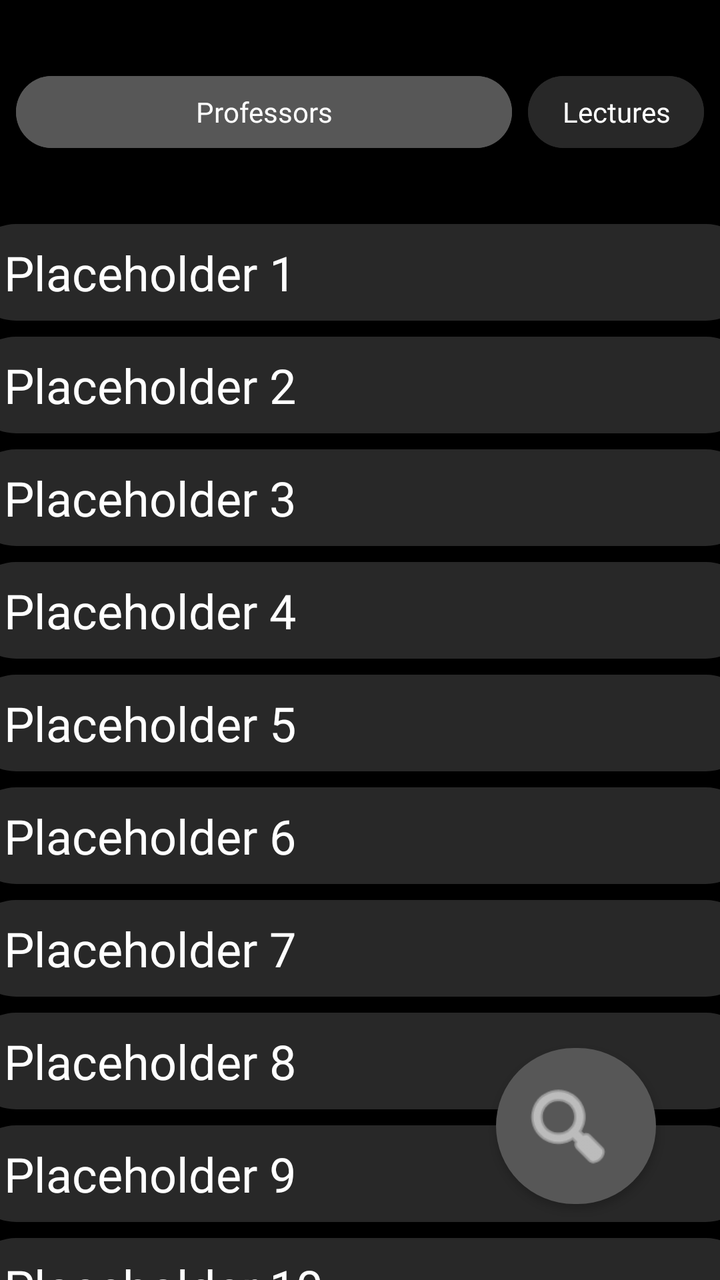
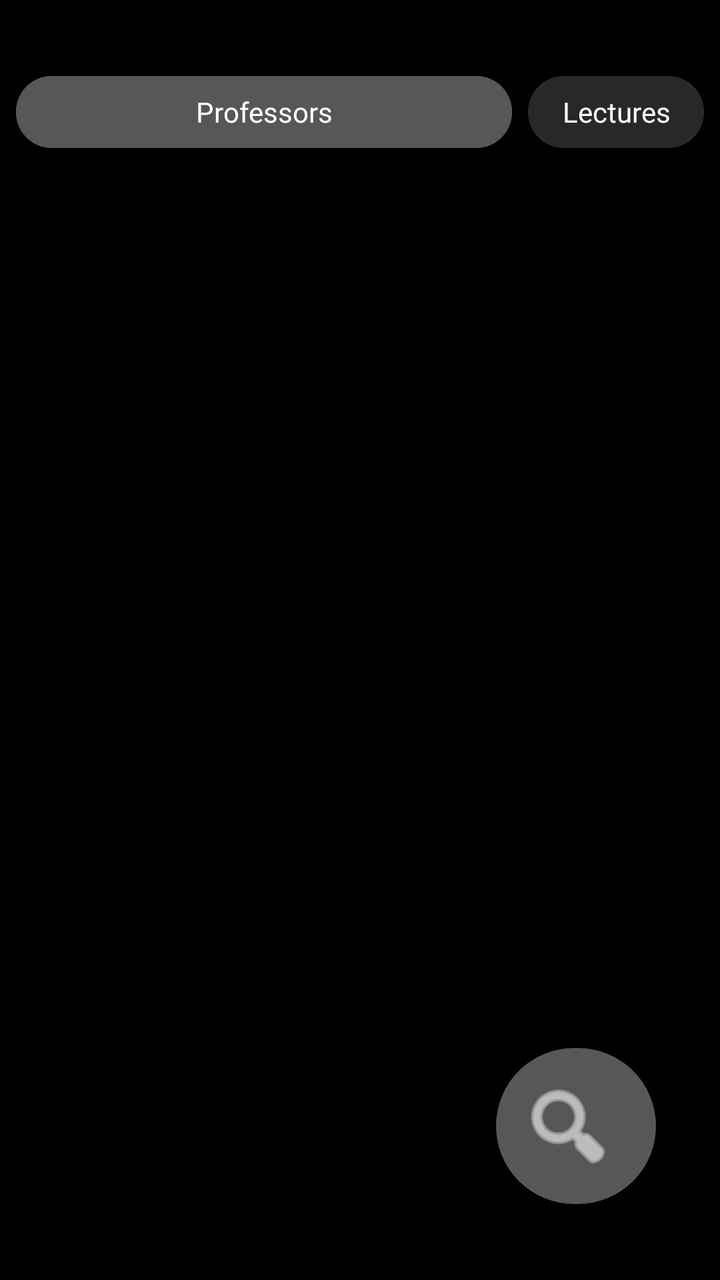

An Android layout rendered at two revisions. The XML below is the earlier revision; the diff shows what the commit changed to produce the second picture.
<!-- AndroidManifest.xml: application theme Theme.MyApplication_Java -->
<!-- res/layout/fragment_prof_selection.xml -->
<?xml version="1.0" encoding="utf-8"?>
<androidx.constraintlayout.widget.ConstraintLayout xmlns:android="http://schemas.android.com/apk/res/android"
    xmlns:app="http://schemas.android.com/apk/res-auto"
    xmlns:tools="http://schemas.android.com/tools"
    android:layout_width="match_parent"
    android:layout_height="match_parent"
    android:background="#000000">


    <com.google.android.material.button.MaterialButton
        android:id="@+id/search_button"
        android:layout_width="80dp"
        android:layout_height="90dp"
        android:layout_marginEnd="32dp"
        android:layout_marginBottom="32dp"
        app:backgroundTint="#575757"
        app:cornerRadius="48dp"
        app:icon="@android:drawable/ic_menu_search"
        app:iconGravity="textStart"
        app:iconSize="50dp"
        app:iconTint="@android:color/white"
        app:layout_constraintBottom_toBottomOf="parent"
        app:layout_constraintEnd_toEndOf="parent"
        app:srcCompat="@android:drawable/ic_menu_search" />

    <com.google.android.material.button.MaterialButton
        android:id="@+id/lectures_button"
        android:layout_width="wrap_content"
        android:layout_height="wrap_content"
        android:layout_marginTop="32dp"
        android:layout_marginEnd="8dp"
        android:backgroundTint="#282828"
        style="@style/text_style"
        android:letterSpacing="0"
        android:paddingTop="8dp"
        android:paddingBottom="8dp"
        android:text="Lectures"
        android:textColor="#FFFFFF"
        android:textSize="14sp"
        app:cornerRadius="24dp"
        app:layout_constraintEnd_toEndOf="parent"
        app:layout_constraintTop_toTopOf="parent" />

    <com.google.android.material.button.MaterialButton
        android:id="@+id/profs_button"
        android:layout_width="0dp"
        android:layout_height="wrap_content"
        android:layout_marginStart="8dp"
        android:layout_marginTop="32dp"
        android:layout_marginEnd="8dp"
        android:backgroundTint="#575757"
        style="@style/text_style"
        android:letterSpacing="0"
        android:paddingTop="8dp"
        android:paddingBottom="8dp"
        android:text="Professors"
        android:textAlignment="center"
        android:textAllCaps="false"
        android:textColor="#FFFFFF"
        android:textSize="14sp"
        app:cornerRadius="24dp"
        app:layout_constraintEnd_toStartOf="@+id/lectures_button"
        app:layout_constraintStart_toStartOf="parent"
        app:layout_constraintTop_toTopOf="parent" />

    <ScrollView
        android:id="@+id/scrollView2"
        android:layout_width="409dp"
        android:layout_height="740dp"
        android:layout_marginStart="16dp"
        android:layout_marginTop="16dp"
        android:layout_marginEnd="16dp"
        app:layout_constraintEnd_toEndOf="parent"
        app:layout_constraintStart_toStartOf="parent"
        app:layout_constraintTop_toBottomOf="@+id/profs_button">

        <androidx.constraintlayout.widget.ConstraintLayout
            android:layout_width="match_parent"
            android:layout_height="wrap_content">


            <TextView
                android:id="@+id/prof_placeholder"
                android:layout_width="0dp"
                android:layout_height="wrap_content"
                android:layout_marginStart="8dp"
                android:layout_marginTop="16dp"
                android:layout_marginEnd="8dp"
                android:background="@drawable/rounded_box"
                android:fontFamily="@font/inter_bold"
                android:paddingTop="8dp"
                android:paddingBottom="8dp"
                android:text="   Placeholder 1"
                android:textColor="#FFFFFF"
                android:textSize="24sp"
                app:layout_constraintEnd_toEndOf="parent"
                app:layout_constraintHorizontal_bias="0.0"
                app:layout_constraintStart_toStartOf="parent"
                app:layout_constraintTop_toTopOf="parent" />

            <TextView
                android:id="@+id/prof_placeholder2"
                android:layout_width="0dp"
                android:layout_height="wrap_content"
                android:layout_marginStart="8dp"
                android:layout_marginTop="8dp"
                android:layout_marginEnd="8dp"
                android:background="@drawable/rounded_box"
                android:fontFamily="@font/inter_bold"
                android:paddingTop="8dp"
                android:paddingBottom="8dp"
                android:text="   Placeholder 2"
                android:textColor="#FFFFFF"
                android:textSize="24sp"
                app:layout_constraintEnd_toEndOf="parent"
                app:layout_constraintStart_toStartOf="parent"
                app:layout_constraintTop_toBottomOf="@id/prof_placeholder" />

            <TextView
                android:id="@+id/prof_placeholder3"
                android:layout_width="0dp"
                android:layout_height="wrap_content"
                android:layout_marginStart="8dp"
                android:layout_marginTop="8dp"
                android:layout_marginEnd="8dp"
                android:background="@drawable/rounded_box"
                android:fontFamily="@font/inter_bold"
                android:paddingTop="8dp"
                android:paddingBottom="8dp"
                android:text="   Placeholder 3"
                android:textColor="#FFFFFF"
                android:textSize="24sp"
                app:layout_constraintEnd_toEndOf="parent"
                app:layout_constraintStart_toStartOf="parent"
                app:layout_constraintTop_toBottomOf="@+id/prof_placeholder2" />

            <TextView
                android:id="@+id/prof_placeholder4"
                android:layout_width="0dp"
                android:layout_height="wrap_content"
                android:layout_marginStart="8dp"
                android:layout_marginTop="8dp"
                android:layout_marginEnd="8dp"
                android:background="@drawable/rounded_box"
                android:fontFamily="@font/inter_bold"
                android:paddingTop="8dp"
                android:paddingBottom="8dp"
                android:text="   Placeholder 4"
                android:textColor="#FFFFFF"
                android:textSize="24sp"
                app:layout_constraintEnd_toEndOf="parent"
                app:layout_constraintStart_toStartOf="parent"
                app:layout_constraintTop_toBottomOf="@id/prof_placeholder3" />


            <TextView
                android:id="@+id/prof_placeholder5"
                android:layout_width="0dp"
                android:layout_height="wrap_content"
                android:layout_marginStart="8dp"
                android:layout_marginTop="8dp"
                android:layout_marginEnd="8dp"
                android:background="@drawable/rounded_box"
                android:fontFamily="@font/inter_bold"
                android:paddingTop="8dp"
                android:paddingBottom="8dp"
                android:text="   Placeholder 5"
                android:textColor="#FFFFFF"
                android:textSize="24sp"
                app:layout_constraintEnd_toEndOf="parent"
                app:layout_constraintStart_toStartOf="parent"
                app:layout_constraintTop_toBottomOf="@id/prof_placeholder4" />

            <TextView
                android:id="@+id/prof_placeholder6"
                android:layout_width="0dp"
                android:layout_height="wrap_content"
                android:layout_marginStart="8dp"
                android:layout_marginTop="8dp"
                android:layout_marginEnd="8dp"
                android:background="@drawable/rounded_box"
                android:fontFamily="@font/inter_bold"
                android:paddingTop="8dp"
                android:paddingBottom="8dp"
                android:text="   Placeholder 6"
                android:textColor="#FFFFFF"
                android:textSize="24sp"
                app:layout_constraintEnd_toEndOf="parent"
                app:layout_constraintHorizontal_bias="0.0"
                app:layout_constraintStart_toStartOf="parent"
                app:layout_constraintTop_toBottomOf="@+id/prof_placeholder5" />

            <TextView
                android:id="@+id/prof_placeholder7"
                android:layout_width="0dp"
                android:layout_height="wrap_content"
                android:layout_marginStart="8dp"
                android:layout_marginTop="8dp"
                android:layout_marginEnd="8dp"
                android:background="@drawable/rounded_box"
                android:fontFamily="@font/inter_bold"
                android:paddingTop="8dp"
                android:paddingBottom="8dp"
                android:text="   Placeholder 7"
                android:textColor="#FFFFFF"
                android:textSize="24sp"
                app:layout_constraintEnd_toEndOf="parent"
                app:layout_constraintStart_toStartOf="parent"
                app:layout_constraintTop_toBottomOf="@id/prof_placeholder6" />

            <TextView
                android:id="@+id/prof_placeholder8"
                android:layout_width="0dp"
                android:layout_height="wrap_content"
                android:layout_marginStart="8dp"
                android:layout_marginTop="8dp"
                android:layout_marginEnd="8dp"
                android:background="@drawable/rounded_box"
                android:fontFamily="@font/inter_bold"
                android:paddingTop="8dp"
                android:paddingBottom="8dp"
                android:text="   Placeholder 8"
                android:textColor="#FFFFFF"
                android:textSize="24sp"
                app:layout_constraintEnd_toEndOf="parent"
                app:layout_constraintStart_toStartOf="parent"
                app:layout_constraintTop_toBottomOf="@+id/prof_placeholder7" />

            <TextView
                android:id="@+id/prof_placeholder9"
                android:layout_width="0dp"
                android:layout_height="wrap_content"
                android:layout_marginStart="8dp"
                android:layout_marginTop="8dp"
                android:layout_marginEnd="8dp"
                android:background="@drawable/rounded_box"
                android:fontFamily="@font/inter_bold"
                android:paddingTop="8dp"
                android:paddingBottom="8dp"
                android:text="   Placeholder 9"
                android:textColor="#FFFFFF"
                android:textSize="24sp"
                app:layout_constraintEnd_toEndOf="parent"
                app:layout_constraintStart_toStartOf="parent"
                app:layout_constraintTop_toBottomOf="@id/prof_placeholder8" />


            <TextView
                android:id="@+id/prof_placeholder10"
                android:layout_width="0dp"
                android:layout_height="wrap_content"
                android:layout_marginStart="8dp"
                android:layout_marginTop="8dp"
                android:layout_marginEnd="8dp"
                android:background="@drawable/rounded_box"
                android:fontFamily="@font/inter_bold"
                android:paddingTop="8dp"
                android:paddingBottom="8dp"
                android:text="   Placeholder 10"
                android:textColor="#FFFFFF"
                android:textSize="24sp"
                app:layout_constraintEnd_toEndOf="parent"
                app:layout_constraintStart_toStartOf="parent"
                app:layout_constraintTop_toBottomOf="@id/prof_placeholder9" />

            <TextView
                android:id="@+id/prof_placeholder11"
                android:layout_width="0dp"
                android:layout_height="wrap_content"
                android:layout_marginStart="8dp"
                android:layout_marginTop="8dp"
                android:layout_marginEnd="8dp"
                android:background="@drawable/rounded_box"
                android:fontFamily="@font/inter_bold"
                android:paddingTop="8dp"
                android:paddingBottom="8dp"
                android:text="   Placeholder 11"
                android:textColor="#FFFFFF"
                android:textSize="24sp"
                app:layout_constraintEnd_toEndOf="parent"
                app:layout_constraintHorizontal_bias="0.0"
                app:layout_constraintStart_toStartOf="parent"
                app:layout_constraintTop_toBottomOf="@+id/prof_placeholder10" />

            <TextView
                android:id="@+id/prof_placeholder12"
                android:layout_width="0dp"
                android:layout_height="wrap_content"
                android:layout_marginStart="8dp"
                android:layout_marginTop="8dp"
                android:layout_marginEnd="8dp"
                android:background="@drawable/rounded_box"
                android:fontFamily="@font/inter_bold"
                android:paddingTop="8dp"
                android:paddingBottom="8dp"
                android:text="   Placeholder 9"
                android:textColor="#FFFFFF"
                android:textSize="24sp"
                app:layout_constraintEnd_toEndOf="parent"
                app:layout_constraintStart_toStartOf="parent"
                app:layout_constraintTop_toBottomOf="@id/prof_placeholder11" />


            <TextView
                android:id="@+id/prof_placeholder13"
                android:layout_width="0dp"
                android:layout_height="wrap_content"
                android:layout_marginStart="8dp"
                android:layout_marginTop="8dp"
                android:layout_marginEnd="8dp"
                android:background="@drawable/rounded_box"
                android:fontFamily="@font/inter_bold"
                android:paddingTop="8dp"
                android:paddingBottom="8dp"
                android:text="   Placeholder 10"
                android:textColor="#FFFFFF"
                android:textSize="24sp"
                app:layout_constraintEnd_toEndOf="parent"
                app:layout_constraintStart_toStartOf="parent"
                app:layout_constraintTop_toBottomOf="@id/prof_placeholder12" />

            <TextView
                android:id="@+id/prof_placeholder14"
                android:layout_width="0dp"
                android:layout_height="wrap_content"
                android:layout_marginStart="8dp"
                android:layout_marginTop="8dp"
                android:layout_marginEnd="8dp"
                android:background="@drawable/rounded_box"
                android:fontFamily="@font/inter_bold"
                android:paddingTop="8dp"
                android:paddingBottom="8dp"
                android:text="   Placeholder 11"
                android:textColor="#FFFFFF"
                android:textSize="24sp"
                app:layout_constraintEnd_toEndOf="parent"
                app:layout_constraintHorizontal_bias="0.0"
                app:layout_constraintStart_toStartOf="parent"
                app:layout_constraintTop_toBottomOf="@+id/prof_placeholder13" />


        </androidx.constraintlayout.widget.ConstraintLayout>
    </ScrollView>

</androidx.constraintlayout.widget.ConstraintLayout>
<!-- resources referenced by this layout -->
<resources>
  <!-- drawable rounded_box (drawable) -->
  <shape xmlns:android="http://schemas.android.com/apk/res/android">
  
      <solid android:color="#282828"/>
  
      <corners android:radius="24dp"/>
  
  </shape>
  <style name="text_style" parent="Widget.MaterialComponents.Button">
          <item name="android:fontFamily">@font/inter_bold</item>
          <item name="android:textAllCaps">false</item>
      </style>
  <style name="Theme.MyApplication_Java" parent="Theme.MaterialComponents.DayNight.NoActionBar">
          
          <item name="colorPrimary">@color/purple_500</item>
          <item name="colorPrimaryVariant">@color/purple_700</item>
          <item name="colorOnPrimary">@color/white</item>
          
          <item name="colorSecondary">@color/teal_200</item>
          <item name="colorSecondaryVariant">@color/teal_700</item>
          <item name="colorOnSecondary">@color/black</item>
          
          <item name="android:statusBarColor">?attr/colorPrimaryVariant</item>
          
      </style>
  <color name="purple_500">#FF6200EE</color>
  <color name="purple_700">#FF3700B3</color>
  <color name="white">#FFFFFFFF</color>
  <color name="teal_200">#FF03DAC5</color>
  <color name="teal_700">#FF018786</color>
  <color name="black">#FF000000</color>
</resources>

<!-- the commit's change to res/layout/fragment_prof_selection.xml (unified diff, before → after) -->
@@ -63,283 +63,15 @@
         app:layout_constraintStart_toStartOf="parent"
         app:layout_constraintTop_toTopOf="parent" />
 
-    <ScrollView
-        android:id="@+id/scrollView2"
-        android:layout_width="409dp"
-        android:layout_height="740dp"
-        android:layout_marginStart="16dp"
-        android:layout_marginTop="16dp"
-        android:layout_marginEnd="16dp"
+    <androidx.recyclerview.widget.RecyclerView
+        android:id="@+id/list"
+        android:layout_width="match_parent"
+        android:layout_height="match_parent"
+        android:layout_marginTop="80dp"
+        android:layout_marginBottom="120dp"
+        app:layout_constraintBottom_toBottomOf="parent"
         app:layout_constraintEnd_toEndOf="parent"
         app:layout_constraintStart_toStartOf="parent"
-        app:layout_constraintTop_toBottomOf="@+id/profs_button">
-
-        <androidx.constraintlayout.widget.ConstraintLayout
-            android:layout_width="match_parent"
-            android:layout_height="wrap_content">
-
-
-            <TextView
-                android:id="@+id/prof_placeholder"
-                android:layout_width="0dp"
-                android:layout_height="wrap_content"
-                android:layout_marginStart="8dp"
-                android:layout_marginTop="16dp"
-                android:layout_marginEnd="8dp"
-                android:background="@drawable/rounded_box"
-                android:fontFamily="@font/inter_bold"
-                android:paddingTop="8dp"
-                android:paddingBottom="8dp"
-                android:text="   Placeholder 1"
-                android:textColor="#FFFFFF"
-                android:textSize="24sp"
-                app:layout_constraintEnd_toEndOf="parent"
-                app:layout_constraintHorizontal_bias="0.0"
-                app:layout_constraintStart_toStartOf="parent"
-                app:layout_constraintTop_toTopOf="parent" />
-
-            <TextView
-                android:id="@+id/prof_placeholder2"
-                android:layout_width="0dp"
-                android:layout_height="wrap_content"
-                android:layout_marginStart="8dp"
-                android:layout_marginTop="8dp"
-                android:layout_marginEnd="8dp"
-                android:background="@drawable/rounded_box"
-                android:fontFamily="@font/inter_bold"
-                android:paddingTop="8dp"
-                android:paddingBottom="8dp"
-                android:text="   Placeholder 2"
-                android:textColor="#FFFFFF"
-                android:textSize="24sp"
-                app:layout_constraintEnd_toEndOf="parent"
-                app:layout_constraintStart_toStartOf="parent"
-                app:layout_constraintTop_toBottomOf="@id/prof_placeholder" />
-
-            <TextView
-                android:id="@+id/prof_placeholder3"
-                android:layout_width="0dp"
-                android:layout_height="wrap_content"
-                android:layout_marginStart="8dp"
-                android:layout_marginTop="8dp"
-                android:layout_marginEnd="8dp"
-                android:background="@drawable/rounded_box"
-                android:fontFamily="@font/inter_bold"
-                android:paddingTop="8dp"
-                android:paddingBottom="8dp"
-                android:text="   Placeholder 3"
-                android:textColor="#FFFFFF"
-                android:textSize="24sp"
-                app:layout_constraintEnd_toEndOf="parent"
-                app:layout_constraintStart_toStartOf="parent"
-                app:layout_constraintTop_toBottomOf="@+id/prof_placeholder2" />
-
-            <TextView
-                android:id="@+id/prof_placeholder4"
-                android:layout_width="0dp"
-                android:layout_height="wrap_content"
-                android:layout_marginStart="8dp"
-                android:layout_marginTop="8dp"
-                android:layout_marginEnd="8dp"
-                android:background="@drawable/rounded_box"
-                android:fontFamily="@font/inter_bold"
-                android:paddingTop="8dp"
-                android:paddingBottom="8dp"
-                android:text="   Placeholder 4"
-                android:textColor="#FFFFFF"
-                android:textSize="24sp"
-                app:layout_constraintEnd_toEndOf="parent"
-                app:layout_constraintStart_toStartOf="parent"
-                app:layout_constraintTop_toBottomOf="@id/prof_placeholder3" />
-
-
-            <TextView
-                android:id="@+id/prof_placeholder5"
-                android:layout_width="0dp"
-                android:layout_height="wrap_content"
-                android:layout_marginStart="8dp"
-                android:layout_marginTop="8dp"
-                android:layout_marginEnd="8dp"
-                android:background="@drawable/rounded_box"
-                android:fontFamily="@font/inter_bold"
-                android:paddingTop="8dp"
-                android:paddingBottom="8dp"
-                android:text="   Placeholder 5"
-                android:textColor="#FFFFFF"
-                android:textSize="24sp"
-                app:layout_constraintEnd_toEndOf="parent"
-                app:layout_constraintStart_toStartOf="parent"
-                app:layout_constraintTop_toBottomOf="@id/prof_placeholder4" />
-
-            <TextView
-                android:id="@+id/prof_placeholder6"
-                android:layout_width="0dp"
-                android:layout_height="wrap_content"
-                android:layout_marginStart="8dp"
-                android:layout_marginTop="8dp"
-                android:layout_marginEnd="8dp"
-                android:background="@drawable/rounded_box"
-                android:fontFamily="@font/inter_bold"
-                android:paddingTop="8dp"
-                android:paddingBottom="8dp"
-                android:text="   Placeholder 6"
-                android:textColor="#FFFFFF"
-                android:textSize="24sp"
-                app:layout_constraintEnd_toEndOf="parent"
-                app:layout_constraintHorizontal_bias="0.0"
-                app:layout_constraintStart_toStartOf="parent"
-                app:layout_constraintTop_toBottomOf="@+id/prof_placeholder5" />
-
-            <TextView
-                android:id="@+id/prof_placeholder7"
-                android:layout_width="0dp"
-                android:layout_height="wrap_content"
-                android:layout_marginStart="8dp"
-                android:layout_marginTop="8dp"
-                android:layout_marginEnd="8dp"
-                android:background="@drawable/rounded_box"
-                android:fontFamily="@font/inter_bold"
-                android:paddingTop="8dp"
-                android:paddingBottom="8dp"
-                android:text="   Placeholder 7"
-                android:textColor="#FFFFFF"
-                android:textSize="24sp"
-                app:layout_constraintEnd_toEndOf="parent"
-                app:layout_constraintStart_toStartOf="parent"
-                app:layout_constraintTop_toBottomOf="@id/prof_placeholder6" />
-
-            <TextView
-                android:id="@+id/prof_placeholder8"
-                android:layout_width="0dp"
-                android:layout_height="wrap_content"
-                android:layout_marginStart="8dp"
-                android:layout_marginTop="8dp"
-                android:layout_marginEnd="8dp"
-                android:background="@drawable/rounded_box"
-                android:fontFamily="@font/inter_bold"
-                android:paddingTop="8dp"
-                android:paddingBottom="8dp"
-                android:text="   Placeholder 8"
-                android:textColor="#FFFFFF"
-                android:textSize="24sp"
-                app:layout_constraintEnd_toEndOf="parent"
-                app:layout_constraintStart_toStartOf="parent"
-                app:layout_constraintTop_toBottomOf="@+id/prof_placeholder7" />
-
-            <TextView
-                android:id="@+id/prof_placeholder9"
-                android:layout_width="0dp"
-                android:layout_height="wrap_content"
-                android:layout_marginStart="8dp"
-                android:layout_marginTop="8dp"
-                android:layout_marginEnd="8dp"
-                android:background="@drawable/rounded_box"
-                android:fontFamily="@font/inter_bold"
-                android:paddingTop="8dp"
-                android:paddingBottom="8dp"
-                android:text="   Placeholder 9"
-                android:textColor="#FFFFFF"
-                android:textSize="24sp"
-                app:layout_constraintEnd_toEndOf="parent"
-                app:layout_constraintStart_toStartOf="parent"
-                app:layout_constraintTop_toBottomOf="@id/prof_placeholder8" />
-
-
-            <TextView
-                android:id="@+id/prof_placeholder10"
-                android:layout_width="0dp"
-                android:layout_height="wrap_content"
-                android:layout_marginStart="8dp"
-                android:layout_marginTop="8dp"
-                android:layout_marginEnd="8dp"
-                android:background="@drawable/rounded_box"
-                android:fontFamily="@font/inter_bold"
-                android:paddingTop="8dp"
-                android:paddingBottom="8dp"
-                android:text="   Placeholder 10"
-                android:textColor="#FFFFFF"
-                android:textSize="24sp"
-                app:layout_constraintEnd_toEndOf="parent"
-                app:layout_constraintStart_toStartOf="parent"
-                app:layout_constraintTop_toBottomOf="@id/prof_placeholder9" />
-
-            <TextView
-                android:id="@+id/prof_placeholder11"
-                android:layout_width="0dp"
-                android:layout_height="wrap_content"
-                android:layout_marginStart="8dp"
-                android:layout_marginTop="8dp"
-                android:layout_marginEnd="8dp"
-                android:background="@drawable/rounded_box"
-                android:fontFamily="@font/inter_bold"
-                android:paddingTop="8dp"
-                android:paddingBottom="8dp"
-                android:text="   Placeholder 11"
-                android:textColor="#FFFFFF"
-                android:textSize="24sp"
-                app:layout_constraintEnd_toEndOf="parent"
-                app:layout_constraintHorizontal_bias="0.0"
-                app:layout_constraintStart_toStartOf="parent"
-                app:layout_constraintTop_toBottomOf="@+id/prof_placeholder10" />
-
-            <TextView
-                android:id="@+id/prof_placeholder12"
-                android:layout_width="0dp"
-                android:layout_height="wrap_content"
-                android:layout_marginStart="8dp"
-                android:layout_marginTop="8dp"
-                android:layout_marginEnd="8dp"
-                android:background="@drawable/rounded_box"
-                android:fontFamily="@font/inter_bold"
-                android:paddingTop="8dp"
-                android:paddingBottom="8dp"
-                android:text="   Placeholder 9"
-                android:textColor="#FFFFFF"
-                android:textSize="24sp"
-                app:layout_constraintEnd_toEndOf="parent"
-                app:layout_constraintStart_toStartOf="parent"
-                app:layout_constraintTop_toBottomOf="@id/prof_placeholder11" />
-
-
-            <TextView
-                android:id="@+id/prof_placeholder13"
-                android:layout_width="0dp"
-                android:layout_height="wrap_content"
-                android:layout_marginStart="8dp"
-                android:layout_marginTop="8dp"
-                android:layout_marginEnd="8dp"
-                android:background="@drawable/rounded_box"
-                android:fontFamily="@font/inter_bold"
-                android:paddingTop="8dp"
-                android:paddingBottom="8dp"
-                android:text="   Placeholder 10"
-                android:textColor="#FFFFFF"
-                android:textSize="24sp"
-                app:layout_constraintEnd_toEndOf="parent"
-                app:layout_constraintStart_toStartOf="parent"
-                app:layout_constraintTop_toBottomOf="@id/prof_placeholder12" />
-
-            <TextView
-                android:id="@+id/prof_placeholder14"
-                android:layout_width="0dp"
-                android:layout_height="wrap_content"
-                android:layout_marginStart="8dp"
-                android:layout_marginTop="8dp"
-                android:layout_marginEnd="8dp"
-                android:background="@drawable/rounded_box"
-                android:fontFamily="@font/inter_bold"
-                android:paddingTop="8dp"
-                android:paddingBottom="8dp"
-                android:text="   Placeholder 11"
-                android:textColor="#FFFFFF"
-                android:textSize="24sp"
-                app:layout_constraintEnd_toEndOf="parent"
-                app:layout_constraintHorizontal_bias="0.0"
-                app:layout_constraintStart_toStartOf="parent"
-                app:layout_constraintTop_toBottomOf="@+id/prof_placeholder13" />
-
-
-        </androidx.constraintlayout.widget.ConstraintLayout>
-    </ScrollView>
+        app:layout_constraintTop_toTopOf="parent" />
 
 </androidx.constraintlayout.widget.ConstraintLayout>
<!-- resource entries referenced after the edit -->
@@ -1,13 +1,5 @@
 <!-- resources referenced by this layout -->
 <resources>
-  <!-- drawable rounded_box (drawable) -->
-  <shape xmlns:android="http://schemas.android.com/apk/res/android">
-  
-      <solid android:color="#282828"/>
-  
-      <corners android:radius="24dp"/>
-  
-  </shape>
   <style name="text_style" parent="Widget.MaterialComponents.Button">
           <item name="android:fontFamily">@font/inter_bold</item>
           <item name="android:textAllCaps">false</item>
